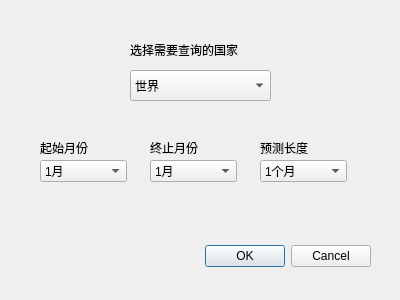
Qt form predictdialog.ui (infotion/Qt-System-for-COVID-19-Data-Administration-and-Prediction) before a commit.
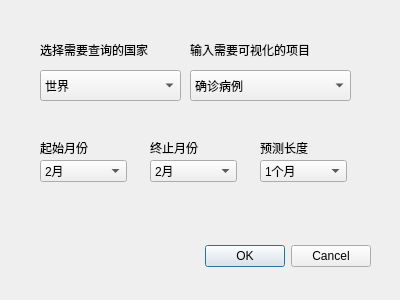
The same form after that commit.

What changed in the file:
```diff
--- a/predictdialog.ui
+++ b/predictdialog.ui
@@ -133,16 +133,11 @@
     <bool>false</bool>
    </property>
    <property name="currentText">
-    <string>1月</string>
+    <string>2月</string>
    </property>
    <property name="currentIndex">
     <number>0</number>
    </property>
-   <item>
-    <property name="text">
-     <string>1月</string>
-    </property>
-   </item>
    <item>
     <property name="text">
      <string>2月</string>
@@ -191,13 +186,8 @@
     <bool>false</bool>
    </property>
    <property name="currentText">
-    <string>1月</string>
+    <string>2月</string>
    </property>
-   <item>
-    <property name="text">
-     <string>1月</string>
-    </property>
-   </item>
    <item>
     <property name="text">
      <string>2月</string>
@@ -227,7 +217,7 @@
   <widget class="QLabel" name="CountryLabel">
    <property name="geometry">
     <rect>
-     <x>130</x>
+     <x>40</x>
      <y>40</y>
      <width>141</width>
      <height>20</height>
@@ -240,7 +230,7 @@
   <widget class="QComboBox" name="CountryBox">
    <property name="geometry">
     <rect>
-     <x>130</x>
+     <x>40</x>
      <y>70</y>
      <width>141</width>
      <height>31</height>
@@ -327,6 +317,59 @@
     </property>
    </item>
   </widget>
+  <widget class="QLabel" name="label_3">
+   <property name="geometry">
+    <rect>
+     <x>190</x>
+     <y>40</y>
+     <width>171</width>
+     <height>20</height>
+    </rect>
+   </property>
+   <property name="text">
+    <string>输入需要可视化的项目</string>
+   </property>
+  </widget>
+  <widget class="QComboBox" name="comboBox">
+   <property name="geometry">
+    <rect>
+     <x>190</x>
+     <y>70</y>
+     <width>161</width>
+     <height>31</height>
+    </rect>
+   </property>
+   <item>
+    <property name="text">
+     <string>确诊病例</string>
+    </property>
+   </item>
+   <item>
+    <property name="text">
+     <string>新增确诊病例</string>
+    </property>
+   </item>
+   <item>
+    <property name="text">
+     <string>康复病例</string>
+    </property>
+   </item>
+   <item>
+    <property name="text">
+     <string>新增康复病例</string>
+    </property>
+   </item>
+   <item>
+    <property name="text">
+     <string>死亡病例</string>
+    </property>
+   </item>
+   <item>
+    <property name="text">
+     <string>新增死亡病例</string>
+    </property>
+   </item>
+  </widget>
  </widget>
  <resources/>
  <connections>
```
